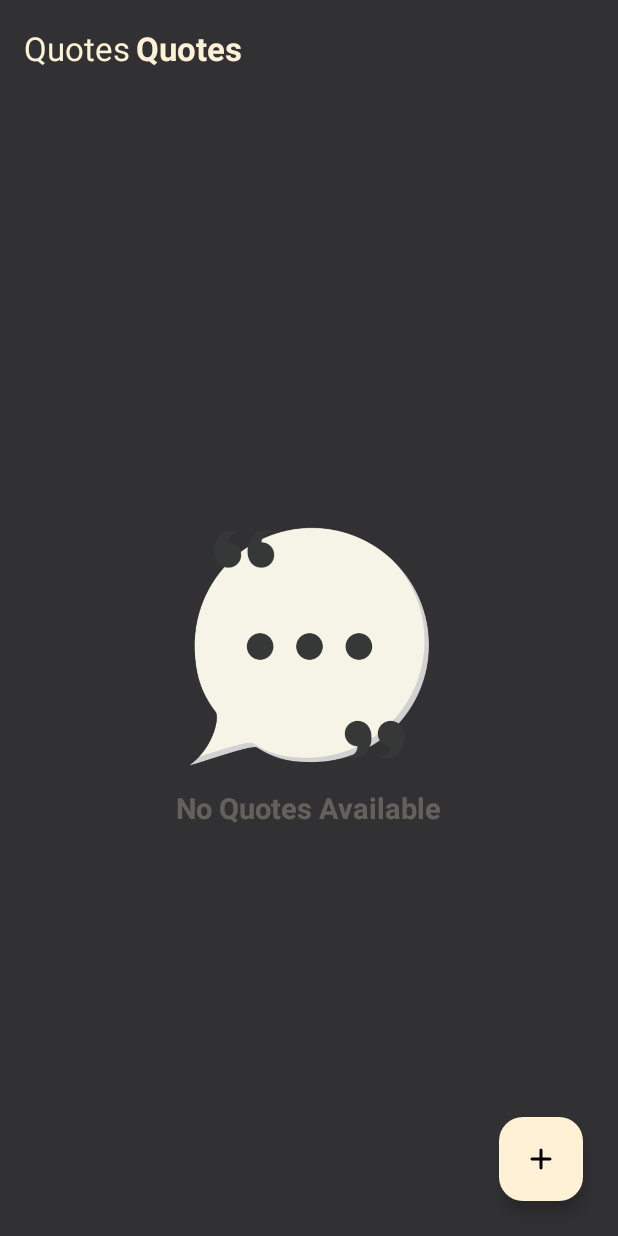
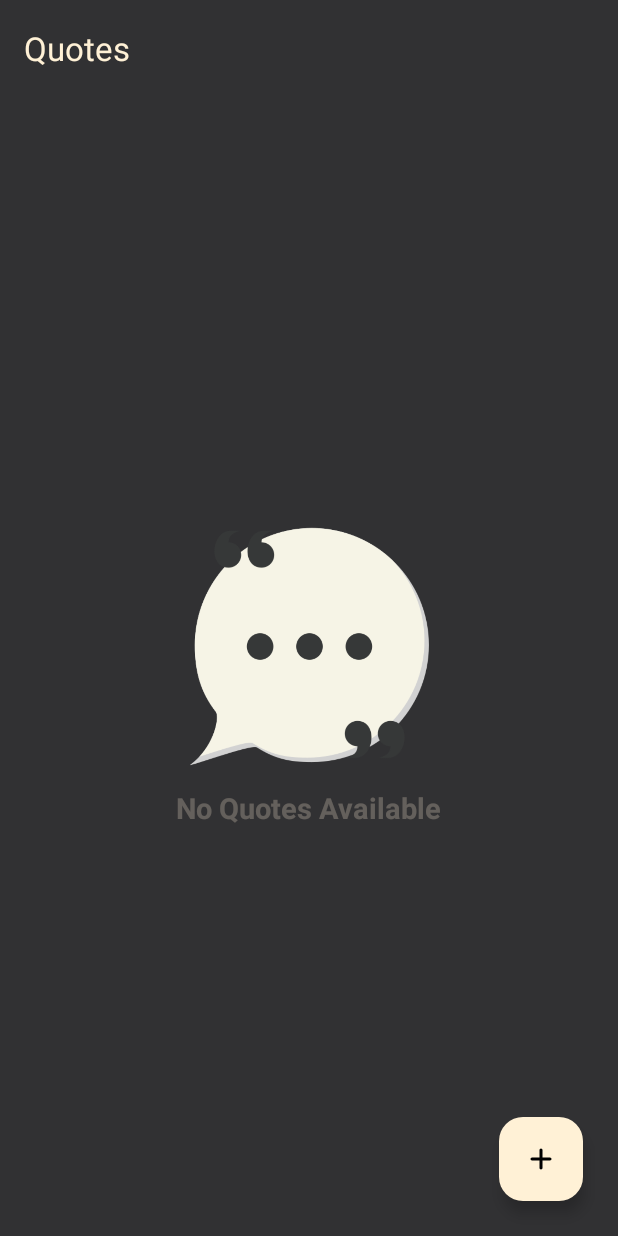
Before and after one commit to AdevHelps/Quotes, an Android app: the fragment MainFragment shown on its own in the app's theme, on a phone screen of 412 x 824 dp. Run offline under Robolectric (Android 15) with nearby library versions, the phone set to English and light mode, and no system bars; our stand-ins replace sdp/ssp sizes; 5 statements that could not run were skipped.

Commit message:
refactor: set up app name inside the toolbar programmatically instead in the xml file

```diff
--- a/app/src/main/res/layout/fragment_main.xml
+++ b/app/src/main/res/layout/fragment_main.xml
@@ -5,7 +5,7 @@
     android:id="@+id/mainActivityMainLayout"
     android:layout_width="match_parent"
     android:layout_height="match_parent"
-    tools:context=".view.FragmentsContainerActivity">
+    tools:context=".ui.FragmentsContainerActivity">
 
     <androidx.appcompat.widget.Toolbar
         android:id="@+id/mainToolbar"
@@ -16,17 +16,7 @@
         android:theme="?attr/actionBarTheme"
         app:layout_constraintEnd_toEndOf="parent"
         app:layout_constraintStart_toStartOf="parent"
-        app:layout_constraintTop_toTopOf="parent">
-
-        <TextView
-            android:layout_width="wrap_content"
-            android:layout_height="wrap_content"
-            android:text="@string/quotes"
-            android:textColor="@color/milkyYellow"
-            android:textSize="@dimen/_17ssp"
-            android:textStyle="bold" />
-
-    </androidx.appcompat.widget.Toolbar>
+        app:layout_constraintTop_toTopOf="parent"/>
 
     <LinearLayout
         android:id="@+id/no_items_linear_layout"
```
